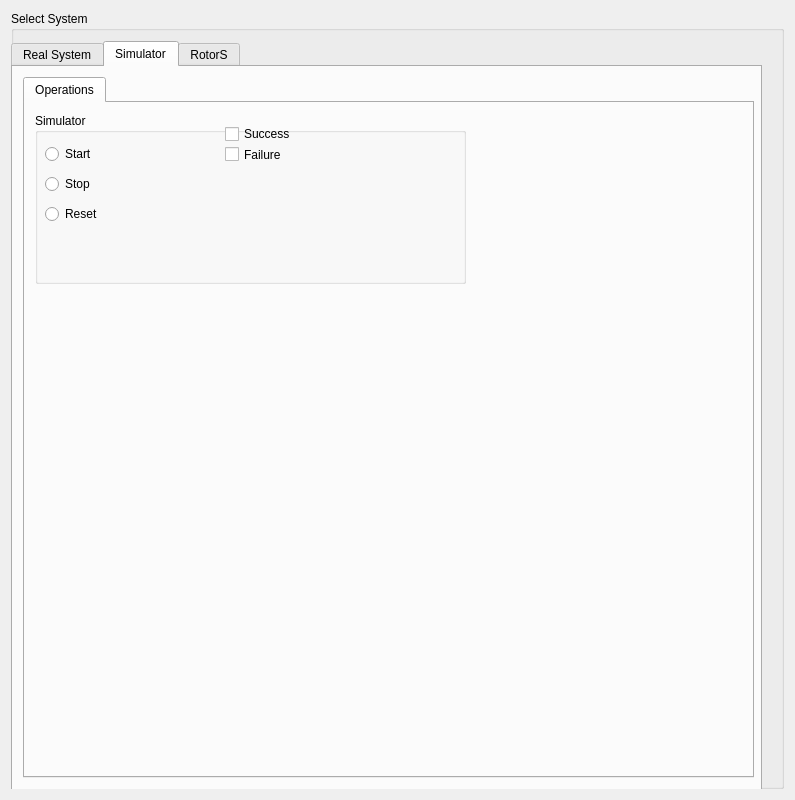
The window that gui/src/gui/choose_system.ui (massimilianop/sml_under_development) describes before a commit, drawn with Qt 5.
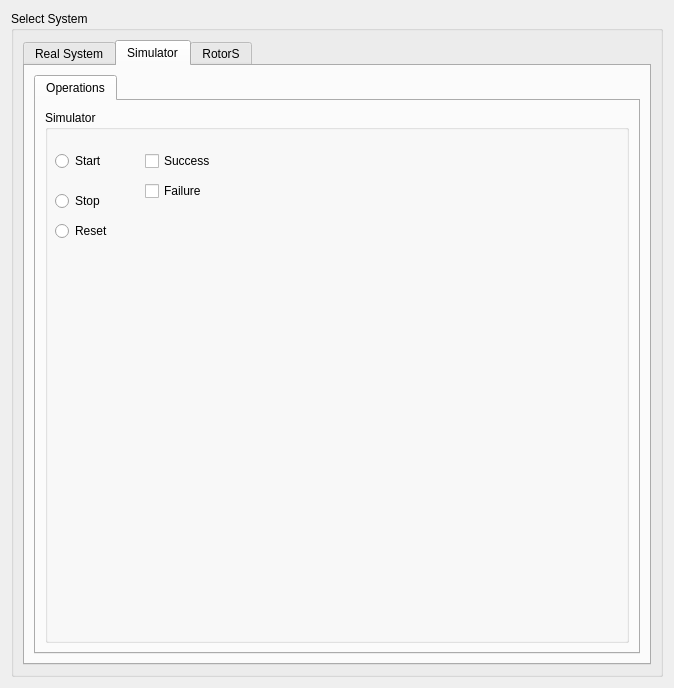
The same window after the commit.

Commit message: gui is now scrollable; still not perfected

```diff
--- a/gui/src/gui/choose_system.ui
+++ b/gui/src/gui/choose_system.ui
@@ -6,8 +6,8 @@
    <rect>
     <x>0</x>
     <y>0</y>
-    <width>795</width>
-    <height>800</height>
+    <width>674</width>
+    <height>688</height>
    </rect>
   </property>
   <property name="windowTitle">
@@ -22,15 +22,9 @@
      <property name="title">
       <string>Select System</string>
      </property>
+     <layout class="QGridLayout" name="gridLayout_5">
+      <item row="0" column="0">
      <widget class="QTabWidget" name="tabWidget">
-      <property name="geometry">
-       <rect>
-        <x>0</x>
-        <y>30</y>
-        <width>751</width>
-        <height>751</height>
-       </rect>
-      </property>
       <property name="currentIndex">
        <number>1</number>
       </property>
@@ -258,15 +252,9 @@
        <attribute name="title">
         <string>Simulator</string>
        </attribute>
+         <layout class="QGridLayout" name="gridLayout_7">
+          <item row="0" column="0">
        <widget class="QTabWidget" name="tabWidgetSimulator">
-        <property name="geometry">
-         <rect>
-          <x>10</x>
-          <y>10</y>
-          <width>731</width>
-          <height>701</height>
-         </rect>
-        </property>
         <property name="currentIndex">
          <number>0</number>
         </property>
@@ -274,37 +262,18 @@
          <attribute name="title">
           <string>Operations</string>
          </attribute>
+             <layout class="QGridLayout" name="gridLayout_2">
+              <item row="0" column="0">
          <widget class="QGroupBox" name="groupBox_5">
-          <property name="geometry">
-           <rect>
-            <x>10</x>
-            <y>10</y>
-            <width>431</width>
-            <height>171</height>
-           </rect>
-          </property>
           <property name="title">
            <string>Simulator</string>
           </property>
-          <widget class="QRadioButton" name="start_radio_button">
-           <property name="geometry">
-            <rect>
-             <x>10</x>
-             <y>30</y>
-             <width>81</width>
-             <height>22</height>
-            </rect>
-           </property>
-           <property name="text">
-            <string>Start</string>
-           </property>
-          </widget>
           <widget class="QRadioButton" name="stop_radio_button">
            <property name="geometry">
             <rect>
              <x>10</x>
-             <y>60</y>
-             <width>91</width>
+                   <y>80</y>
+                   <width>61</width>
              <height>22</height>
             </rect>
            </property>
@@ -316,8 +285,8 @@
            <property name="geometry">
             <rect>
              <x>10</x>
-             <y>90</y>
-             <width>116</width>
+                   <y>110</y>
+                   <width>70</width>
              <height>22</height>
             </rect>
            </property>
@@ -328,10 +297,10 @@
           <widget class="QCheckBox" name="SimulatorFailure">
            <property name="geometry">
             <rect>
-             <x>190</x>
-             <y>31</y>
-             <width>97</width>
-             <height>21</height>
+                   <x>100</x>
+                   <y>70</y>
+                   <width>76</width>
+                   <height>22</height>
             </rect>
            </property>
            <property name="text">
@@ -341,9 +310,9 @@
           <widget class="QCheckBox" name="SimulatorSuccess">
            <property name="geometry">
             <rect>
-             <x>190</x>
-             <y>10</y>
-             <width>101</width>
+                   <x>100</x>
+                   <y>40</y>
+                   <width>82</width>
              <height>22</height>
             </rect>
            </property>
@@ -351,9 +320,26 @@
             <string>Success</string>
            </property>
           </widget>
-         </widget>
-        </widget>
-       </widget>
+                <widget class="QRadioButton" name="start_radio_button">
+                 <property name="geometry">
+                  <rect>
+                   <x>10</x>
+                   <y>40</y>
+                   <width>64</width>
+                   <height>22</height>
+                  </rect>
+                 </property>
+                 <property name="text">
+                  <string>Start</string>
+                 </property>
+                </widget>
+               </widget>
+              </item>
+             </layout>
+            </widget>
+           </widget>
+          </item>
+         </layout>
       </widget>
       <widget class="QWidget" name="tab_3">
        <attribute name="title">
@@ -400,6 +386,8 @@
        </widget>
       </widget>
      </widget>
+      </item>
+     </layout>
     </widget>
    </item>
   </layout>
```
Left out of the diff: 48 changed lines with no effect on the pictures. Lines whose indentation alone changed are shown as unchanged. The commit also changes 5 other files.
